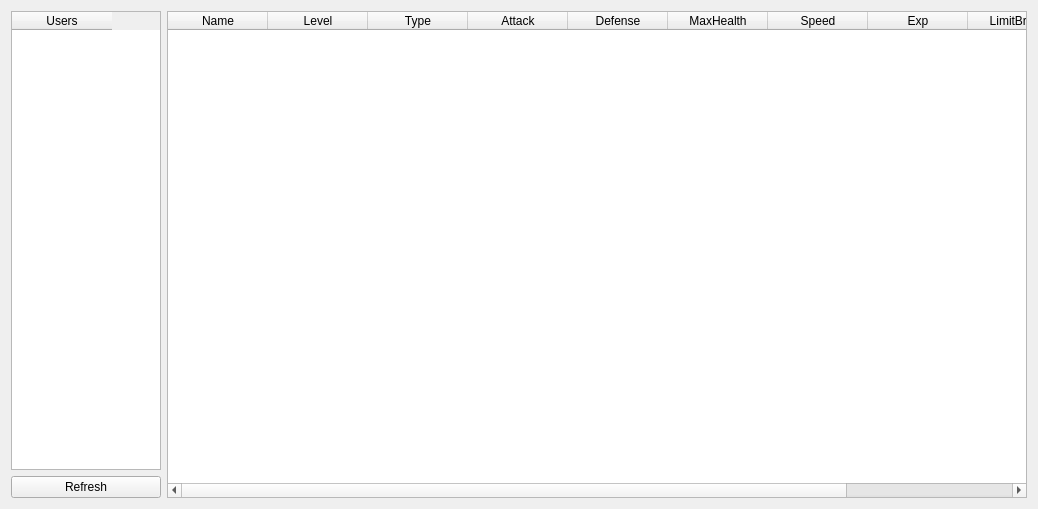
Old version of the form Client/users.ui in the repository Shantom/PokeMon.
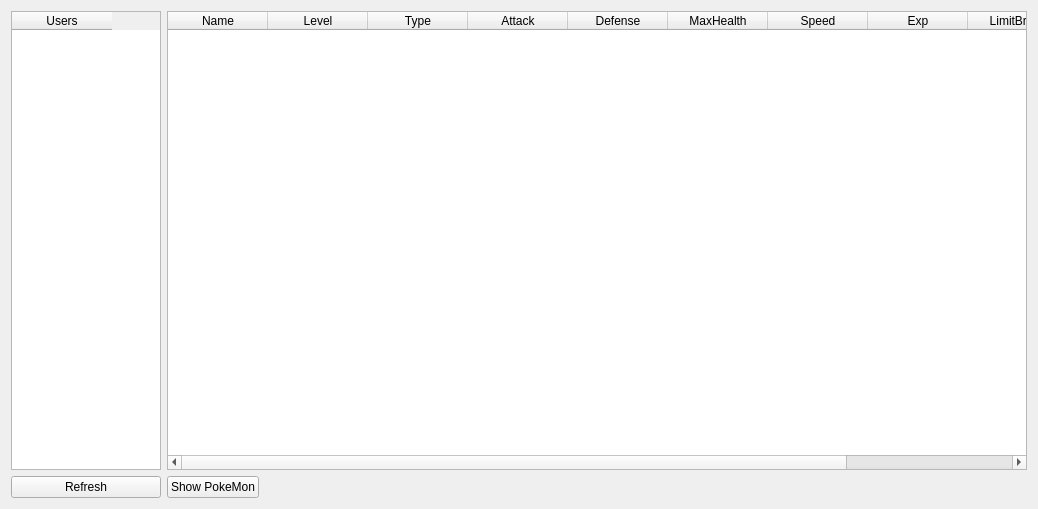
New version of the form.

Patch:
```diff
--- a/Client/users.ui
+++ b/Client/users.ui
@@ -13,7 +13,7 @@
   <property name="windowTitle">
    <string>Form</string>
   </property>
-  <layout class="QHBoxLayout" name="horizontalLayout">
+  <layout class="QHBoxLayout" name="horizontalLayout_2">
    <item>
     <layout class="QVBoxLayout" name="verticalLayout">
      <item>
@@ -53,6 +53,8 @@
     </layout>
    </item>
    <item>
+    <layout class="QVBoxLayout" name="verticalLayout_2">
+     <item>
     <widget class="QTableWidget" name="tableWidget_monsters">
      <column>
       <property name="text">
@@ -105,6 +107,32 @@
       </property>
      </column>
     </widget>
+     </item>
+     <item>
+      <layout class="QHBoxLayout" name="horizontalLayout">
+       <item>
+        <widget class="QPushButton" name="pushButton_showPM">
+         <property name="text">
+          <string>Show PokeMon</string>
+         </property>
+        </widget>
+       </item>
+       <item>
+        <spacer name="horizontalSpacer">
+         <property name="orientation">
+          <enum>Qt::Horizontal</enum>
+         </property>
+         <property name="sizeHint" stdset="0">
+          <size>
+           <width>40</width>
+           <height>20</height>
+          </size>
+         </property>
+        </spacer>
+       </item>
+      </layout>
+     </item>
+    </layout>
    </item>
   </layout>
  </widget>
```
Lines whose indentation alone changed are shown as unchanged.
